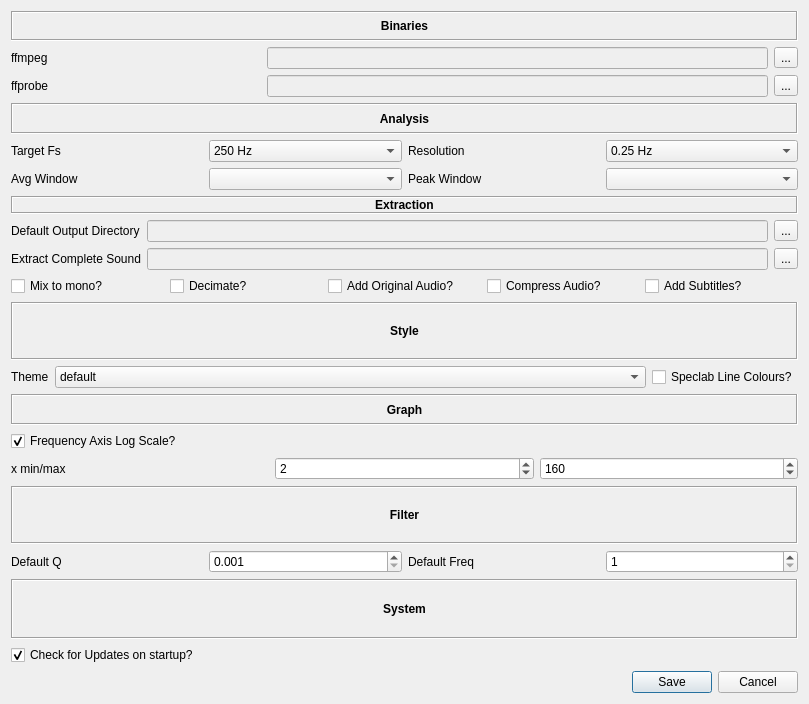
Old version of the form src/main/python/ui/preferences.ui in the repository 3ll3d00d/beqdesigner.
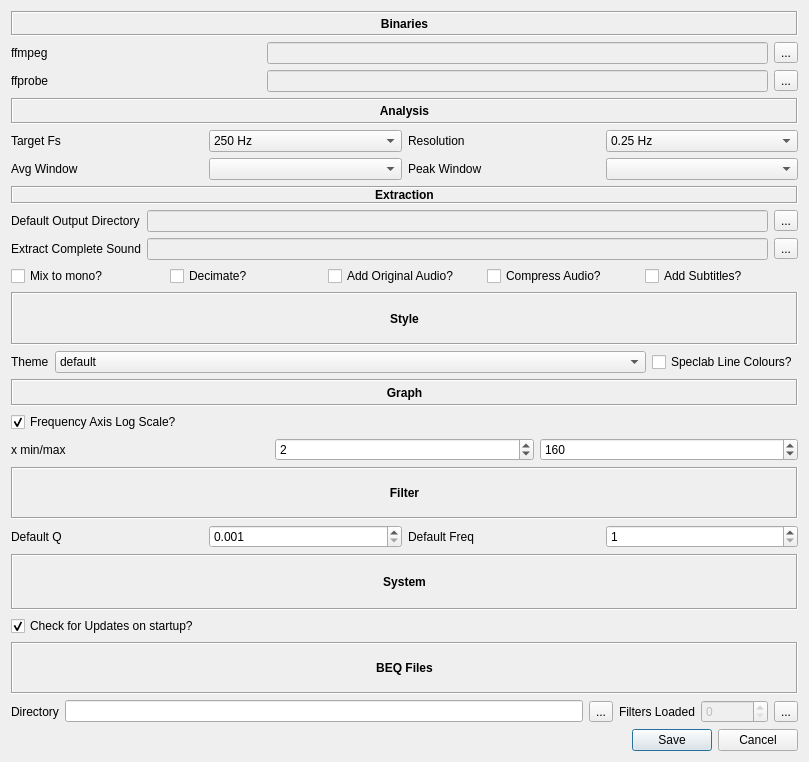
New version of the form.

```diff
--- a/src/main/python/ui/preferences.ui
+++ b/src/main/python/ui/preferences.ui
@@ -7,7 +7,7 @@
     <x>0</x>
     <y>0</y>
     <width>809</width>
-    <height>704</height>
+    <height>762</height>
    </rect>
   </property>
   <property name="windowTitle">
@@ -534,6 +534,77 @@
        </item>
       </layout>
      </item>
+     <item>
+      <layout class="QGridLayout" name="beqPane">
+       <item row="0" column="0" colspan="6">
+        <widget class="QLabel" name="beqLayoutLabel">
+         <property name="font">
+          <font>
+           <weight>75</weight>
+           <bold>true</bold>
+          </font>
+         </property>
+         <property name="frameShape">
+          <enum>QFrame::Box</enum>
+         </property>
+         <property name="frameShadow">
+          <enum>QFrame::Sunken</enum>
+         </property>
+         <property name="text">
+          <string>BEQ Files</string>
+         </property>
+         <property name="alignment">
+          <set>Qt::AlignCenter</set>
+         </property>
+        </widget>
+       </item>
+       <item row="1" column="1">
+        <widget class="QLineEdit" name="beqFiltersDir">
+         <property name="readOnly">
+          <bool>true</bool>
+         </property>
+        </widget>
+       </item>
+       <item row="1" column="5">
+        <widget class="QToolButton" name="refreshBeq">
+         <property name="text">
+          <string>...</string>
+         </property>
+        </widget>
+       </item>
+       <item row="1" column="3">
+        <widget class="QLabel" name="filteredLoadedLabel">
+         <property name="text">
+          <string>Filters Loaded</string>
+         </property>
+        </widget>
+       </item>
+       <item row="1" column="4">
+        <widget class="QSpinBox" name="beqFiltersCount">
+         <property name="enabled">
+          <bool>false</bool>
+         </property>
+         <property name="maximum">
+          <number>100000</number>
+         </property>
+        </widget>
+       </item>
+       <item row="1" column="0">
+        <widget class="QLabel" name="beqDirectoryLabel">
+         <property name="text">
+          <string>Directory</string>
+         </property>
+        </widget>
+       </item>
+       <item row="1" column="2">
+        <widget class="QToolButton" name="beqDirectoryPicker">
+         <property name="text">
+          <string>...</string>
+         </property>
+        </widget>
+       </item>
+      </layout>
+     </item>
     </layout>
    </item>
    <item>
```
Left out of the diff: 42 changed lines with no effect on the pictures.
